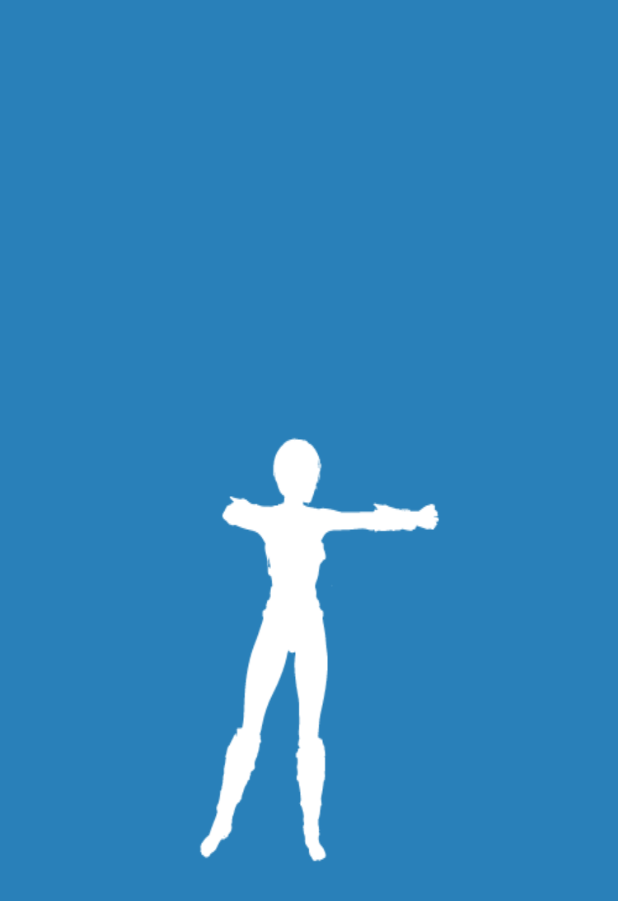
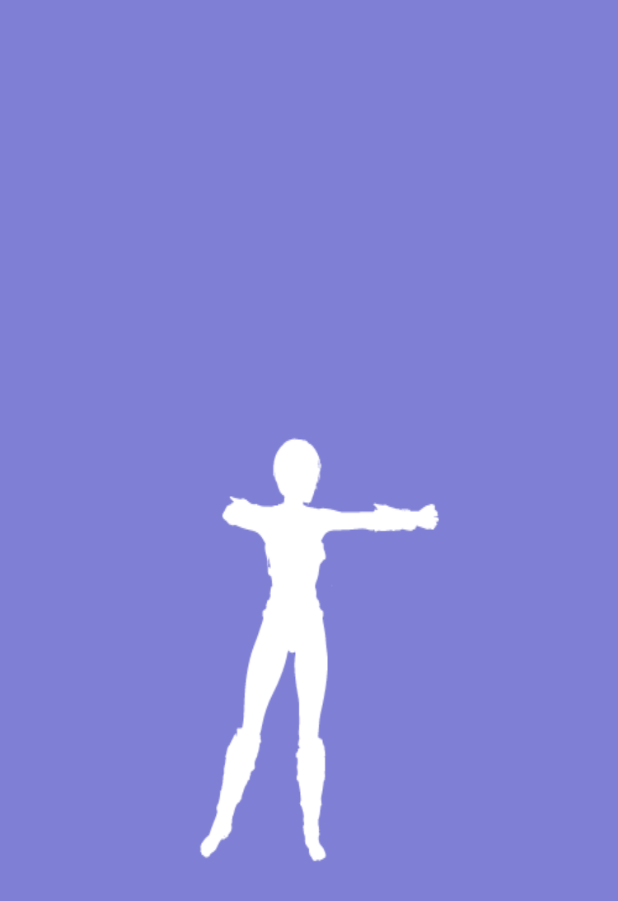
Before and after one commit to memgonzales/artemis-art-app, an Android app: the screen it shows after launch (MainActivity), on a phone screen of 412 x 824 dp. Shown: the top 901 px of the screen. Run offline under Robolectric (Android 15) with nearby library versions, the phone set to English and light mode, and no system bars.

Commit message:
Change to purple-ish color scheme

```diff
--- a/app/src/main/res/layout/activity_main.xml
+++ b/app/src/main/res/layout/activity_main.xml
@@ -5,7 +5,7 @@
     android:id="@+id/cl_splash_screen"
     android:layout_width="match_parent"
     android:layout_height="match_parent"
-    android:background="@color/cool_sky_dark"
+    android:background="@color/azure_lane_dark"
     tools:context=".MainActivity">
 
     <ImageView
--- a/app/src/main/res/values-night/themes.xml
+++ b/app/src/main/res/values-night/themes.xml
@@ -3,7 +3,7 @@
     <style name="Theme.Artemis" parent="Theme.MaterialComponents.DayNight.NoActionBar">
         <!-- Primary brand color. -->
         <item name="colorPrimary">@color/purple_200</item>
-        <item name="colorPrimaryVariant">@color/cool_sky_dark</item>
+        <item name="colorPrimaryVariant">@color/azure_lane_dark</item>
         <item name="colorOnPrimary">@color/black</item>
         <!-- Secondary brand color. -->
         <item name="colorSecondary">@color/teal_200</item>
--- a/app/src/main/res/values-v27/themes.xml
+++ b/app/src/main/res/values-v27/themes.xml
@@ -4,7 +4,7 @@
     <style name="Theme.Artemis" parent="Theme.MaterialComponents.DayNight.NoActionBar">
         <!-- Primary brand color. -->
         <item name="colorPrimary">@color/purple_500</item>
-        <item name="colorPrimaryVariant">@color/cool_sky_dark</item>
+        <item name="colorPrimaryVariant">@color/azure_lane_dark</item>
         <item name="colorOnPrimary">@color/white</item>
         <!-- Secondary brand color. -->
         <item name="colorSecondary">@color/teal_200</item>
--- a/app/src/main/res/values/colors.xml
+++ b/app/src/main/res/values/colors.xml
@@ -8,5 +8,5 @@
     <color name="black">#FF000000</color>
     <color name="white">#FFFFFFFF</color>
 
-    <color name="cool_sky_dark">#2980b9</color>
+    <color name="azure_lane_dark">#7f7fd5</color>
 </resources>
--- a/app/src/main/res/values/themes.xml
+++ b/app/src/main/res/values/themes.xml
@@ -3,7 +3,7 @@
     <style name="Theme.Artemis" parent="Theme.MaterialComponents.DayNight.NoActionBar">
         <!-- Primary brand color. -->
         <item name="colorPrimary">@color/purple_500</item>
-        <item name="colorPrimaryVariant">@color/cool_sky_dark</item>
+        <item name="colorPrimaryVariant">@color/azure_lane_dark</item>
         <item name="colorOnPrimary">@color/white</item>
         <!-- Secondary brand color. -->
         <item name="colorSecondary">@color/teal_200</item>
```
